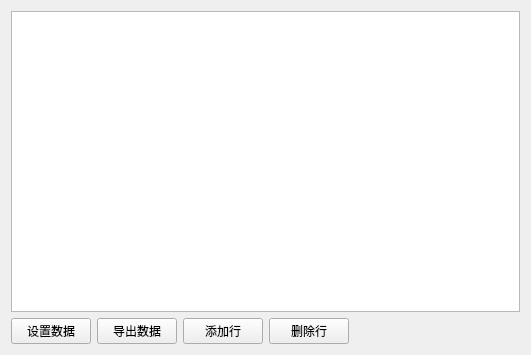
Old version of the form DemoTableModel/DemoTableModel.ui in the repository gongjianbo/QtTableViewDelegate.
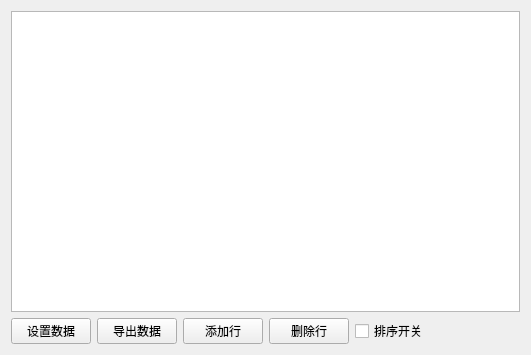
New version of the form.

Commit message: tablemodel sort

The edit to the form file:
```diff
--- a/DemoTableModel/DemoTableModel.ui
+++ b/DemoTableModel/DemoTableModel.ui
@@ -109,6 +109,13 @@
        </property>
       </widget>
      </item>
+     <item>
+      <widget class="QCheckBox" name="sortBox">
+       <property name="text">
+        <string>排序开关</string>
+       </property>
+      </widget>
+     </item>
      <item>
       <spacer name="horizontalSpacer">
        <property name="orientation">
```
Left out of the diff: 6 changed lines with no effect on the pictures. The commit also changes 6 other files.
